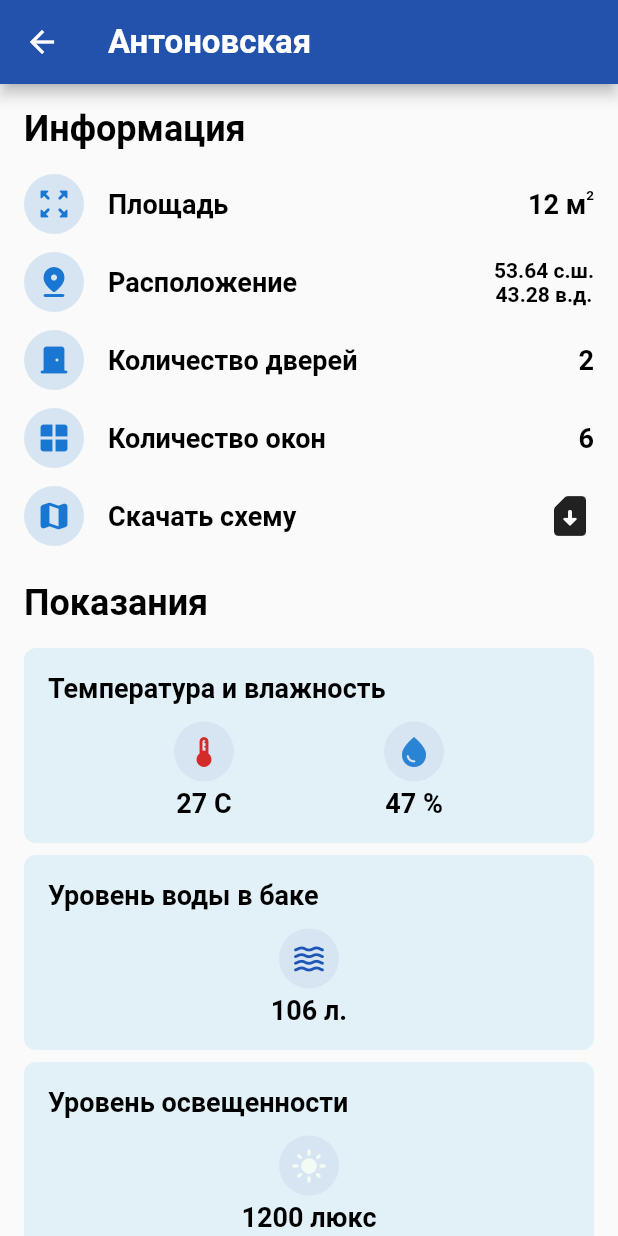
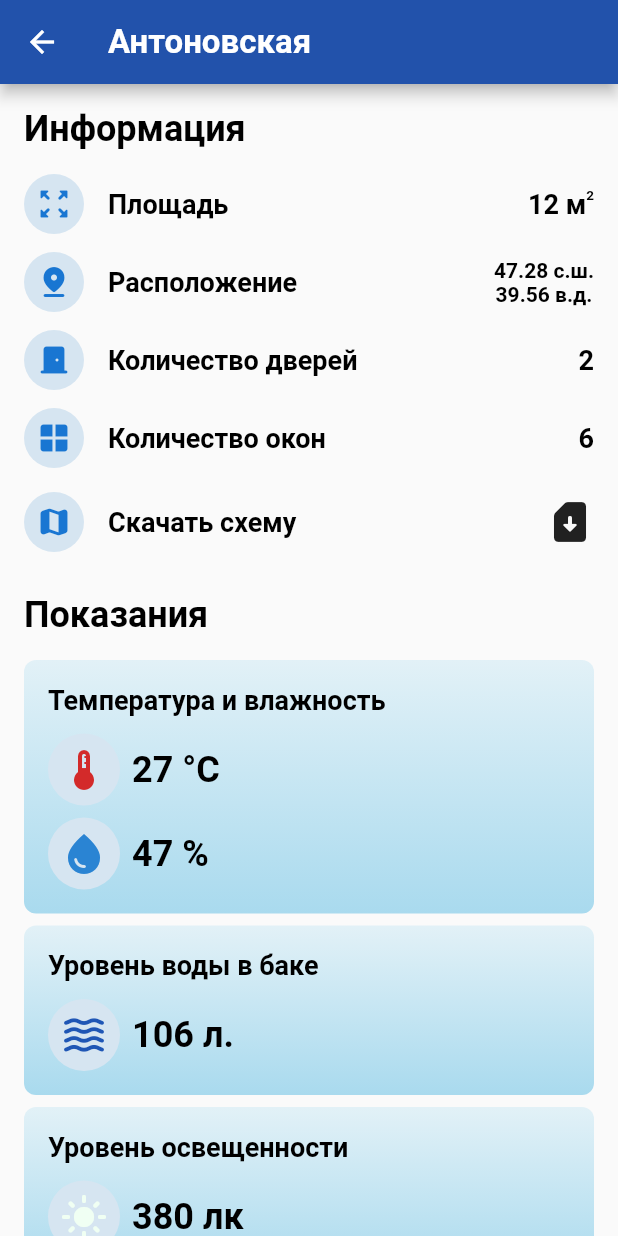
Before and after one commit to RonFall/fuzzy_greenhouse, a Flutter app: the HouseSensorsInfoScreen screen opened directly, on a phone screen of 412 x 824 dp. Run offline on Flutter 3.47's test engine with Material 2 defaults, Android fonts, the light colour scheme and no system bars; drawn by our look-alikes of auto_size_text; our stand-ins replace another_flushbar, firebase_auth, firebase_core, flutter_riverpod, flutter_svg; accounts and stored records are empty; network calls fail.

Commit message:
feat(house): Finished house sensors screen

```diff
--- a/lib/app/app_providers.dart
+++ b/lib/app/app_providers.dart
@@ -2,6 +2,9 @@ import 'package:firebase_auth/firebase_auth.dart';
 import 'package:flutter/material.dart';
 import 'package:flutter_riverpod/flutter_riverpod.dart';
 import 'package:fuzzy_greenhouse/auth/domain/auth_riverpod.dart';
+
+/// Slider
+final sliderProvider = StateProvider<double>((ref) => 0);
 
 /// TextEditingController
 final loginAuthProvider = Provider.autoDispose<TextEditingController>((ref) {
@@ -9,6 +12,7 @@ final loginAuthProvider = Provider.autoDispose<TextEditingController>((ref) {
   ref.onDispose(() => controller.dispose());
   return controller;
 });
+
 final passAuthProvider = Provider.autoDispose<TextEditingController>((ref) {
   final controller = TextEditingController();
   ref.onDispose(() => controller.dispose());
--- a/lib/app/presentation/app_colors.dart
+++ b/lib/app/presentation/app_colors.dart
@@ -5,6 +5,7 @@ class AppColors {
   static const white = Color(0xFFFFFFFF);
   static const black = Color(0xFF000000);
   static const accentColor = Color(0xFF2252AB);
+  static const infoButtonColor = Color(0xFF56ACD1);
 
   /// VIEW COLORS
   static const bodyColor = Color(0xFFE3FEFF);
@@ -21,6 +22,7 @@ class AppColors {
   static const humSensorColor = Color(0xFF2A84D3);
   static const levelSensorColor = Color(0xFF1F56B5);
   static const lightSensorColor = Color(0xFFF0FFF3);
+  static const co2SensorColor = Color(0xFF695C2C);
 
   /// SNACK BAR COLORS
   static const snackBarErrorColor = Color(0xFF9F2125);
--- a/lib/app/presentation/app_text_style.dart
+++ b/lib/app/presentation/app_text_style.dart
@@ -12,6 +12,12 @@ class AppTextStyle {
     color: AppColors.black,
     fontSize: 18,
     fontWeight: FontWeight.w600,
+  );
+
+  static const bodyTextSubtitleThin = TextStyle(
+    color: AppColors.black,
+    fontSize: 18,
+    fontWeight: FontWeight.w400,
   );
 
   static const appBarStyle = TextStyle(
--- /dev/null
+++ b/lib/app/presentation/components/app_modals.dart
@@ -0,0 +1,91 @@
+import 'package:flutter/material.dart';
+import 'package:fuzzy_greenhouse/app/presentation/app_colors.dart';
+
+class AppModals {
+  static final _draggableBar = Container(
+    height: 4.0,
+    width: 48.0,
+    decoration: BoxDecoration(
+      color: AppColors.black.withOpacity(.25),
+      borderRadius: const BorderRadius.all(Radius.circular(50)),
+    ),
+  );
+
+  static const _modalBorderShape = RoundedRectangleBorder(
+    borderRadius: BorderRadius.only(
+      topLeft: Radius.circular(12),
+      topRight: Radius.circular(12),
+    ),
+  );
+
+  static Future<T?> showScreenModal<T>(
+    BuildContext context, {
+    required List<Widget> children,
+    EdgeInsets padding = EdgeInsets.zero,
+  }) {
+    return showModalBottomSheet<T?>(
+      context: context,
+      backgroundColor: Colors.transparent,
+      isScrollControlled: true,
+      clipBehavior: Clip.antiAliasWithSaveLayer,
+      shape: _modalBorderShape,
+      builder: (context) {
+        return DraggableScrollableSheet(
+          initialChildSize: 0.9,
+          maxChildSize: 0.9,
+          minChildSize: 0.8,
+          expand: false,
+          snap: true,
+          builder: (_, scrollController) {
+            return Stack(
+              children: [
+                Container(
+                  color: AppColors.white,
+                  margin: const EdgeInsets.only(top: 1),
+                ),
+                ListView(
+                  controller: scrollController,
+                  padding: padding,
+                  children: children,
+                ),
+                Align(
+                  alignment: Alignment.topCenter,
+                  child: Padding(
+                    padding: const EdgeInsets.only(top: 8),
+                    child: _draggableBar,
+                  ),
+                ),
+              ],
+            );
+          },
+        );
+      },
+    );
+  }
+
+  static Future<T?> showModal<T>(
+    BuildContext context, {
+    required Widget child,
+  }) {
+    return showModalBottomSheet<T?>(
+      context: context,
+      shape: _modalBorderShape,
+      isScrollControlled: true,
+      builder: (context) {
+        return Column(
+          mainAxisSize: MainAxisSize.min,
+          children: [
+            Align(
+              alignment: Alignment.center,
+              child: Padding(
+                padding: const EdgeInsets.symmetric(vertical: 16),
+                child: _draggableBar,
+              ),
+            ),
+            child,
+          ],
+        );
+      },
+    );
+  }
+}
--- a/lib/app/presentation/components/view/app_error_view.dart
+++ b/lib/app/presentation/components/view/app_error_view.dart
@@ -36,6 +36,8 @@ class AppErrorView extends StatelessWidget {
                 Flexible(
                   child: Text(
                     'Попробовать еще раз',
+                    textAlign: TextAlign.center,
+                    maxLines: 2,
                     style: AppTextStyle.buttonTextStyle,
                   ),
                 ),
--- a/lib/house/presentation/components/sensors_info_card.dart
+++ b/lib/house/presentation/components/sensors_info_card.dart
@@ -1,8 +1,8 @@
+import 'package:auto_size_text/auto_size_text.dart';
 import 'package:flutter/material.dart';
 import 'package:fuzzy_greenhouse/app/presentation/app_colors.dart';
 import 'package:fuzzy_greenhouse/app/presentation/app_text_style.dart';
 import 'package:fuzzy_greenhouse/app/presentation/components/components_utils.dart';
-
 
 class InfoSensorCard extends StatelessWidget {
   const InfoSensorCard({
@@ -10,6 +10,8 @@ class InfoSensorCard extends StatelessWidget {
     required this.sensorTitle,
     this.icon,
     this.sensorValue,
+    this.circleAvatarRadius = 24,
+    this.onPressed,
     this.child = const SizedBox.shrink(),
   }) : super(key: key);
 
@@ -17,6 +19,8 @@ class InfoSensorCard extends StatelessWidget {
     Key? key,
     required this.sensorTitle,
     required this.child,
+    this.circleAvatarRadius = 24,
+    this.onPressed,
   })  : icon = null,
         sensorValue = null,
         super(key: key);
@@ -27,42 +31,58 @@ class InfoSensorCard extends StatelessWidget {
 
   final String? sensorValue;
 
+  final double circleAvatarRadius;
+
+  final VoidCallback? onPressed;
+
   final Widget child;
 
   @override
   Widget build(BuildContext context) {
-    return Container(
+    return InkWell(
+      onTap: onPressed,
+      child: Container(
         width: double.maxFinite,
         padding: const EdgeInsets.symmetric(vertical: 16),
         decoration: BoxDecoration(
-        color: AppColors.infoCardColor,
+          gradient: const LinearGradient(
+            begin: Alignment.topCenter,
+            end: Alignment.bottomCenter,
+            colors: [AppColors.infoCardColor, Color(0xFFA9DAEE)],
+          ),
           borderRadius: BorderRadius.circular(8),
         ),
+        child: Padding(
+          padding: const EdgeInsets.symmetric(horizontal: 16),
           child: Column(
             children: [
-          Padding(
-            padding: const EdgeInsets.symmetric(horizontal: 16),
-            child: Align(
+              Align(
                 alignment: Alignment.centerLeft,
-              child: Text(sensorTitle, style: AppTextStyle.bodyTextSubtitle),
+                child: AutoSizeText(
+                  sensorTitle,
+                  maxLines: 1,
+                  style: AppTextStyle.bodyTextSubtitle,
                 ),
               ),
               const HeightFiller(12),
               if (icon != null && sensorValue != null)
-            Column(
+                Row(
                   children: [
                     CircleAvatar(
                       backgroundColor: AppColors.circleAvatarColor,
+                      radius: circleAvatarRadius,
                       child: icon,
                     ),
-                const HeightFiller(4),
-                Text(sensorValue!, style: AppTextStyle.bodyTextSubtitle)
+                    const WidthFiller(8),
+                    Text(sensorValue!, style: AppTextStyle.bodyTextTitle)
                   ],
                 )
               else
                 child,
             ],
           ),
+        ),
+      ),
     );
   }
 }
--- a/lib/house/presentation/components/sensors_info_list_tile.dart
+++ b/lib/house/presentation/components/sensors_info_list_tile.dart
@@ -1,3 +1,4 @@
+import 'package:auto_size_text/auto_size_text.dart';
 import 'package:flutter/material.dart';
 import 'package:fuzzy_greenhouse/app/presentation/app_colors.dart';
 import 'package:fuzzy_greenhouse/app/presentation/app_text_style.dart';
@@ -32,8 +33,9 @@ class InfoListTile extends StatelessWidget {
             ),
             const WidthFiller(16),
             Flexible(
-              child: Text(
+              child: AutoSizeText(
                 title,
+                maxLines: 1,
                 style: AppTextStyle.bodyTextSubtitle,
               ),
             ),
--- a/lib/house/presentation/screens/house_sensors_info_screen.dart
+++ b/lib/house/presentation/screens/house_sensors_info_screen.dart
@@ -4,6 +4,7 @@ import 'package:fuzzy_greenhouse/app/presentation/app_text_style.dart';
 import 'package:fuzzy_greenhouse/app/presentation/components/components_utils.dart';
 import 'package:fuzzy_greenhouse/house/presentation/components/sensors_info_card.dart';
 import 'package:fuzzy_greenhouse/house/presentation/components/sensors_info_list_tile.dart';
+import 'package:fuzzy_greenhouse/house/presentation/house_sensors_modal.dart';
 
 class HouseSensorsInfoScreen extends StatelessWidget {
   const HouseSensorsInfoScreen({Key? key}) : super(key: key);
@@ -50,13 +51,13 @@ class HouseSensorsInfoScreen extends StatelessWidget {
               trailing: Column(
                 children: [
                   Text(
-                    '53.64 с.ш.',
+                    '47.28 с.ш.',
                     style: AppTextStyle.bodyTextSubtitle.copyWith(
                       fontSize: 14,
                     ),
                   ),
                   Text(
-                    '43.28 в.д.',
+                    '39.56 в.д.',
                     style: AppTextStyle.bodyTextSubtitle.copyWith(
                       fontSize: 14,
                     ),
@@ -77,12 +78,17 @@ class HouseSensorsInfoScreen extends StatelessWidget {
               trailing: Text('6', style: AppTextStyle.bodyTextSubtitle),
             ),
             const HeightFiller(12),
-            InfoListTile(
-              icon: const Icon(Icons.map_rounded),
-              title: 'Скачать схему',
-              trailing: InkWell(
-                onTap: () {},
-                child: const Icon(Icons.sim_card_download_rounded, size: 32),
+            // TODO(RonFall): Если схема доступна показываем
+            InkWell(
+              onTap: () {},
+              borderRadius: BorderRadius.circular(12),
+              child: const Padding(
+                padding: EdgeInsets.symmetric(vertical: 4),
+                child: InfoListTile(
+                  icon: Icon(Icons.map_rounded),
+                  title: 'Скачать схему',
+                  trailing: Icon(Icons.sim_card_download_rounded, size: 32),
+                ),
               ),
             ),
             const HeightFiller(24),
@@ -90,55 +96,81 @@ class HouseSensorsInfoScreen extends StatelessWidget {
             const HeightFiller(16),
             InfoSensorCard.custom(
               sensorTitle: 'Температура и влажность',
-              child: Row(
-                mainAxisAlignment: MainAxisAlignment.spaceEvenly,
+              onPressed: () => HouseSensorsModals.showTempHumidModal(context),
+              child: Column(
                 children: [
-                  Column(
+                  Row(
                     children: const [
                       CircleAvatar(
                         backgroundColor: AppColors.circleAvatarColor,
+                        radius: 24,
                         child: Icon(
                           Icons.thermostat_rounded,
+                          size: 32,
                           color: AppColors.tempSensorColor,
                         ),
                       ),
-                      HeightFiller(4),
-                      Text('27 C', style: AppTextStyle.bodyTextSubtitle)
+                      WidthFiller(8),
+                      Flexible(
+                        child: Text('27 °C', style: AppTextStyle.bodyTextTitle),
+                      ),
                     ],
                   ),
-                  Column(
+                  const HeightFiller(8),
+                  Row(
                     children: const [
                       CircleAvatar(
                         backgroundColor: AppColors.circleAvatarColor,
+                        radius: 24,
                         child: Icon(
                           Icons.water_drop,
+                          size: 32,
                           color: AppColors.humSensorColor,
                         ),
                       ),
-                      HeightFiller(4),
-                      Text('47 %', style: AppTextStyle.bodyTextSubtitle)
+                      WidthFiller(8),
+                      Flexible(
+                        child: Text('47 %', style: AppTextStyle.bodyTextTitle),
+                      ),
                     ],
                   ),
                 ],
               ),
             ),
             const HeightFiller(8),
-            const InfoSensorCard(
+            // TODO(RonFall): Сделать вызов модалки
+            InfoSensorCard(
               sensorTitle: 'Уровень воды в баке',
-              icon: Icon(
+              icon: const Icon(
                 Icons.waves_rounded,
+                size: 32,
                 color: AppColors.levelSensorColor,
               ),
               sensorValue: '106 л.',
+              onPressed: () {},
             ),
             const HeightFiller(8),
-            const InfoSensorCard(
+            // TODO(RonFall): Сделать вызов модалки
+            InfoSensorCard(
               sensorTitle: 'Уровень освещенности',
-              icon: Icon(
+              icon: const Icon(
                 Icons.light_mode_rounded,
-                color: Color.fromARGB(255, 243, 252, 244),
+                size: 32,
+                color: AppColors.lightSensorColor,
               ),
-              sensorValue: '1200 люкс',
+              sensorValue: '380 лк',
+              onPressed: () {},
+            ),
+            const HeightFiller(8),
+            InfoSensorCard(
+              sensorTitle: 'Уровень CO2',
+              icon: const Icon(
+                Icons.co2_rounded,
+                size: 32,
+                color: AppColors.co2SensorColor,
+              ),
+              sensorValue: '1204 ppm',
+              onPressed: () {},
             ),
           ],
         ),
--- a/pubspec.yaml
+++ b/pubspec.yaml
@@ -26,6 +26,7 @@ dependencies:
   #---UI---#
   flutter_svg: 1.1.6
   another_flushbar: 1.12.29
+  auto_size_text: 3.0.0
   cupertino_icons: 1.0.2
 
   #---LOCATOR---#
```
Also changed, not shown: lib/app/presentation/components/components_utils.dart (+22 -0 lines), lib/house/presentation/house_sensors_modal.dart (added, +112 -0 lines), lib/house/presentation/screens/house_screen.dart (+7 -3 lines). Lines whose indentation alone changed are shown as unchanged.
